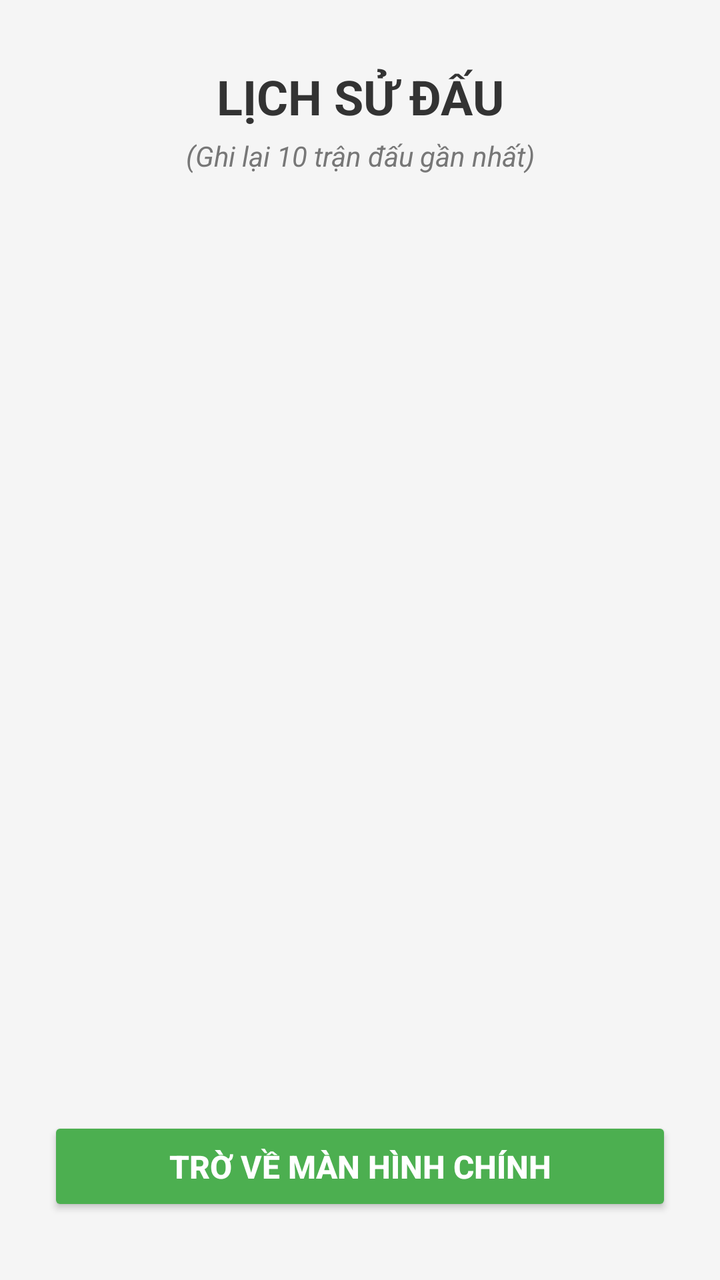
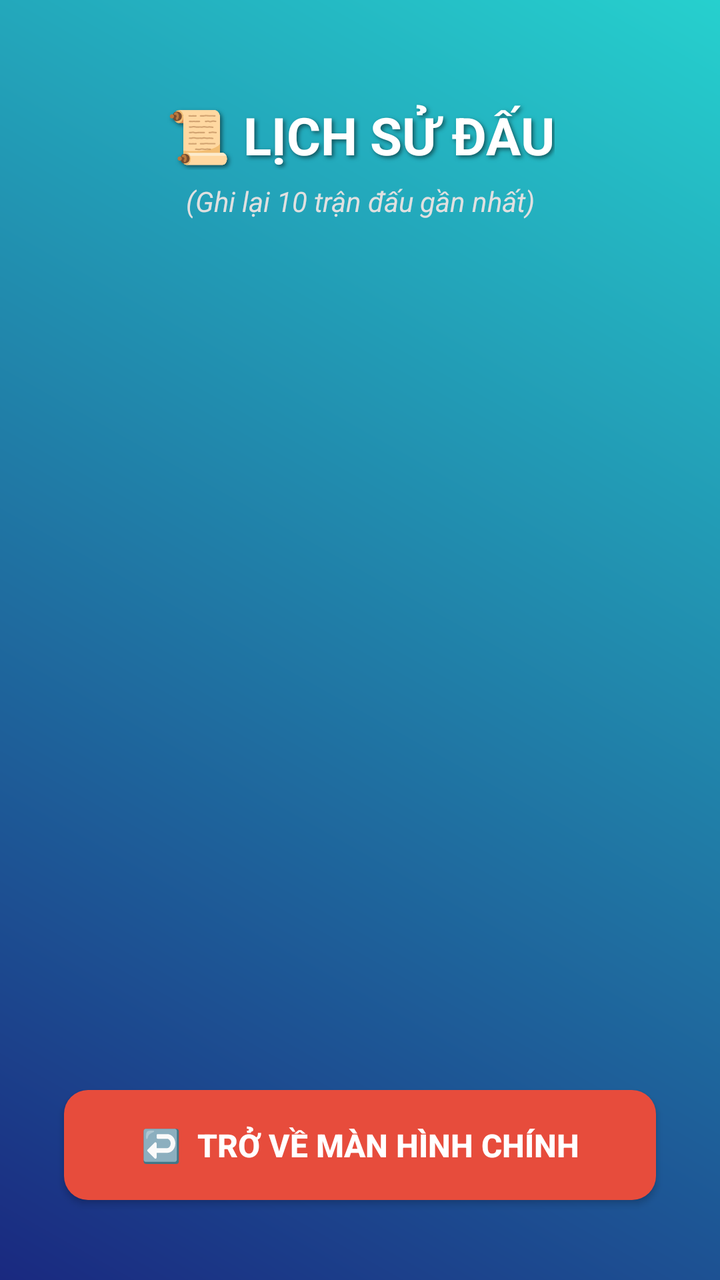

Two renders of the same Android screen: before a commit and after it. Below are the layout's source before the change and the commit's diff.
<!-- AndroidManifest.xml: application theme Theme.CaroBattle -->
<!-- res/layout/activity_history.xml -->
<?xml version="1.0" encoding="utf-8"?>
<androidx.constraintlayout.widget.ConstraintLayout xmlns:android="http://schemas.android.com/apk/res/android"
    xmlns:app="http://schemas.android.com/apk/res-auto"
    xmlns:tools="http://tools.android.com/tools"
    android:id="@+id/main"
    android:layout_width="match_parent"
    android:layout_height="match_parent"
    android:background="#F5F5F5"
    tools:context=".HistoryActivity">

    <TextView
        android:id="@+id/tvHistoryTitle"
        android:layout_width="wrap_content"
        android:layout_height="wrap_content"
        android:layout_marginTop="32dp"
        android:text="LỊCH SỬ ĐẤU"
        android:textColor="#333333"
        android:textSize="24sp"
        android:textStyle="bold"
        app:layout_constraintEnd_toEndOf="parent"
        app:layout_constraintStart_toStartOf="parent"
        app:layout_constraintTop_toTopOf="parent" />

    <TextView
        android:id="@+id/tvHistorySubTitle"
        android:layout_width="wrap_content"
        android:layout_height="wrap_content"
        android:layout_marginTop="4dp"
        android:text="(Ghi lại 10 trận đấu gần nhất)"
        android:textColor="#777777"
        android:textSize="14sp"
        android:textStyle="italic"
        app:layout_constraintEnd_toEndOf="@+id/tvHistoryTitle"
        app:layout_constraintStart_toStartOf="@+id/tvHistoryTitle"
        app:layout_constraintTop_toBottomOf="@+id/tvHistoryTitle" />

    <ListView
        android:id="@+id/lvHistory"
        android:layout_width="0dp"
        android:layout_height="0dp"
        android:layout_marginHorizontal="16dp"
        android:layout_marginTop="24dp"
        android:layout_marginBottom="24dp"
        android:divider="#DDDDDD"
        android:dividerHeight="1dp"
        app:layout_constraintBottom_toTopOf="@+id/btnBackToMain"
        app:layout_constraintEnd_toEndOf="parent"
        app:layout_constraintStart_toStartOf="parent"
        app:layout_constraintTop_toBottomOf="@+id/tvHistorySubTitle" />

    <Button
        android:id="@+id/btnBackToMain"
        android:layout_width="0dp"
        android:layout_height="wrap_content"
        android:layout_marginHorizontal="24dp"
        android:layout_marginBottom="32dp"
        android:backgroundTint="#4CAF50"
        android:padding="14dp"
        android:text="TRỜ VỀ MÀN HÌNH CHÍNH"
        android:textColor="#FFFFFF"
        android:textSize="16sp"
        android:textStyle="bold"
        app:layout_constraintBottom_toBottomOf="parent"
        app:layout_constraintEnd_toEndOf="parent"
        app:layout_constraintStart_toStartOf="parent" />

</androidx.constraintlayout.widget.ConstraintLayout>
<!-- resources referenced by this layout -->
<resources>
  <style name="Theme.CaroBattle" parent="Base.Theme.CaroBattle" />
  <style name="Base.Theme.CaroBattle" parent="Theme.Material3.DayNight.NoActionBar">
          
          
      </style>
</resources>

<!-- the commit's change to res/layout/activity_history.xml (unified diff, before → after) -->
@@ -5,17 +5,26 @@
     android:id="@+id/main"
     android:layout_width="match_parent"
     android:layout_height="match_parent"
-    android:background="#F5F5F5"
     tools:context=".HistoryActivity">
+
+    <View
+        android:id="@+id/backgroundView"
+        android:layout_width="match_parent"
+        android:layout_height="match_parent"
+        android:background="@drawable/main_background_gradient" />
 
     <TextView
         android:id="@+id/tvHistoryTitle"
         android:layout_width="wrap_content"
         android:layout_height="wrap_content"
-        android:layout_marginTop="32dp"
-        android:text="LỊCH SỬ ĐẤU"
-        android:textColor="#333333"
-        android:textSize="24sp"
+        android:layout_marginTop="50dp"
+        android:shadowColor="#80000000"
+        android:shadowDx="3"
+        android:shadowDy="3"
+        android:shadowRadius="5"
+        android:text="📜 LỊCH SỬ ĐẤU"
+        android:textColor="#FFFFFF"
+        android:textSize="26sp"
         android:textStyle="bold"
         app:layout_constraintEnd_toEndOf="parent"
         app:layout_constraintStart_toStartOf="parent"
@@ -25,9 +34,9 @@
         android:id="@+id/tvHistorySubTitle"
         android:layout_width="wrap_content"
         android:layout_height="wrap_content"
-        android:layout_marginTop="4dp"
+        android:layout_marginTop="6dp"
         android:text="(Ghi lại 10 trận đấu gần nhất)"
-        android:textColor="#777777"
+        android:textColor="#E0E0E0"
         android:textSize="14sp"
         android:textStyle="italic"
         app:layout_constraintEnd_toEndOf="@+id/tvHistoryTitle"
@@ -38,25 +47,25 @@
         android:id="@+id/lvHistory"
         android:layout_width="0dp"
         android:layout_height="0dp"
-        android:layout_marginHorizontal="16dp"
+        android:layout_marginHorizontal="20dp"
         android:layout_marginTop="24dp"
         android:layout_marginBottom="24dp"
-        android:divider="#DDDDDD"
-        android:dividerHeight="1dp"
+        android:divider="@android:color/transparent"
+        android:dividerHeight="10dp"
+        android:scrollbars="none"
         app:layout_constraintBottom_toTopOf="@+id/btnBackToMain"
         app:layout_constraintEnd_toEndOf="parent"
         app:layout_constraintStart_toStartOf="parent"
         app:layout_constraintTop_toBottomOf="@+id/tvHistorySubTitle" />
 
-    <Button
+    <androidx.appcompat.widget.AppCompatButton
         android:id="@+id/btnBackToMain"
         android:layout_width="0dp"
-        android:layout_height="wrap_content"
-        android:layout_marginHorizontal="24dp"
-        android:layout_marginBottom="32dp"
-        android:backgroundTint="#4CAF50"
-        android:padding="14dp"
-        android:text="TRỜ VỀ MÀN HÌNH CHÍNH"
+        android:layout_height="55dp"
+        android:layout_marginHorizontal="32dp"
+        android:layout_marginBottom="40dp"
+        android:background="@drawable/btn_exit_bg"
+        android:text="↩️  TRỞ VỀ MÀN HÌNH CHÍNH"
         android:textColor="#FFFFFF"
         android:textSize="16sp"
         android:textStyle="bold"
<!-- resource entries referenced after the edit -->
@@ -1,5 +1,23 @@
 <!-- resources referenced by this layout -->
 <resources>
+  <!-- drawable btn_exit_bg (drawable) -->
+  <?xml version="1.0" encoding="utf-8"?>
+  <shape xmlns:android="http://schemas.android.com/apk/res/android"
+      android:shape="rectangle">
+      <solid android:color="#E74C3C" />
+      <corners android:radius="12dp" />
+  </shape>
+  <!-- drawable main_background_gradient (drawable) -->
+  <?xml version="1.0" encoding="utf-8"?>
+  <shape xmlns:android="http://schemas.android.com/apk/res/android"
+      android:shape="rectangle">
+  
+      <gradient
+          android:startColor="#1A2980"
+          android:endColor="#26D0CE"
+          android:angle="45" />
+  
+  </shape>
   <style name="Theme.CaroBattle" parent="Base.Theme.CaroBattle" />
   <style name="Base.Theme.CaroBattle" parent="Theme.Material3.DayNight.NoActionBar">
           
